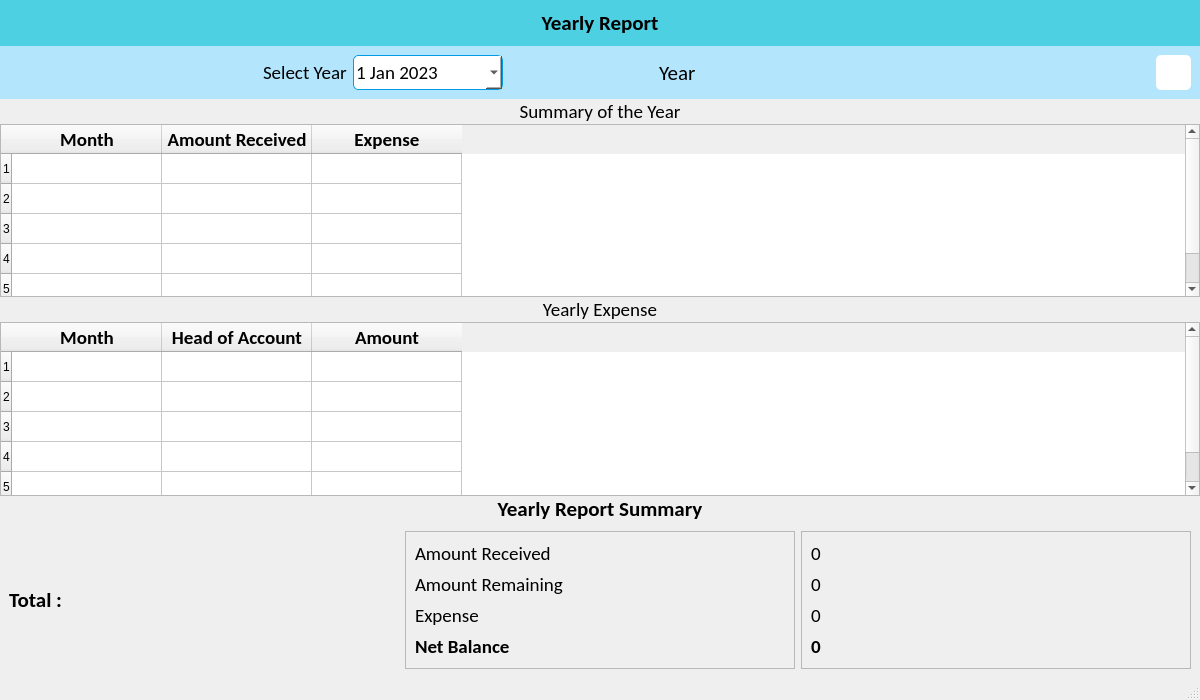
CodeWithEhtisham/School-Software, file ui/yearly_report.ui: the form before one commit.
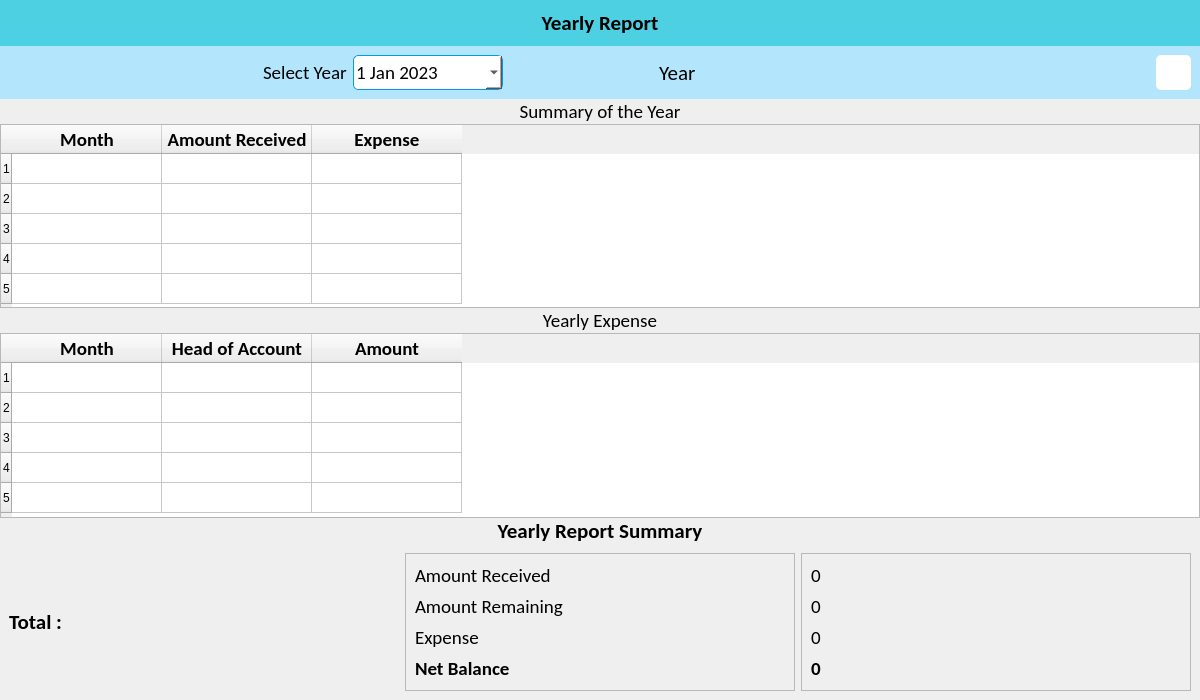
The form after the commit. Icons and pictures are not drawn.

The edit to the form file:
```diff
--- a/ui/yearly_report.ui
+++ b/ui/yearly_report.ui
@@ -525,7 +525,6 @@
     </item>
    </layout>
   </widget>
-  <widget class="QStatusBar" name="statusbar"/>
  </widget>
  <resources>
   <include location="../resources.qrc"/>
```
Left out of the diff: 7 changed lines with no effect on the pictures.
